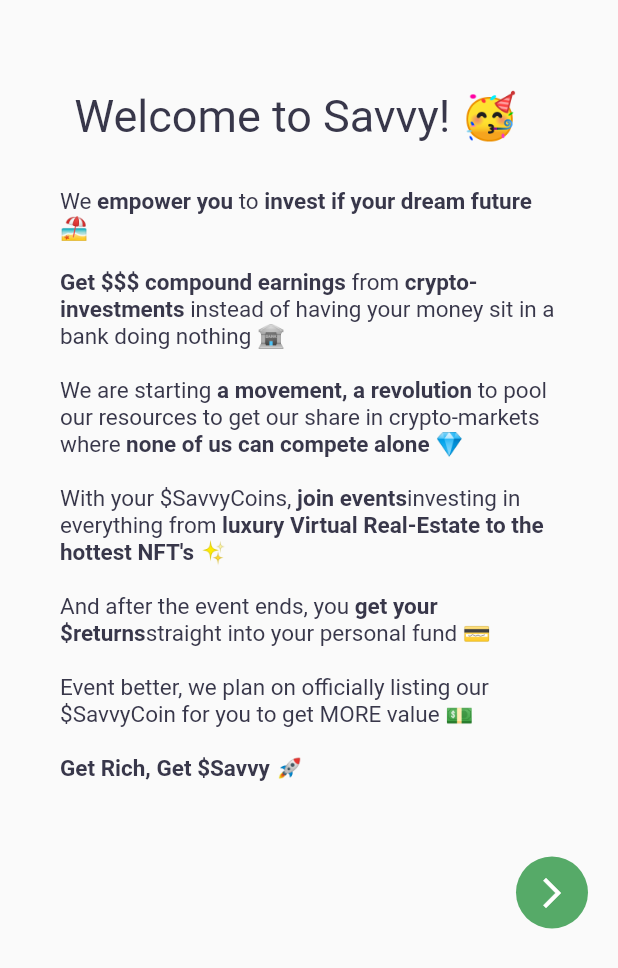
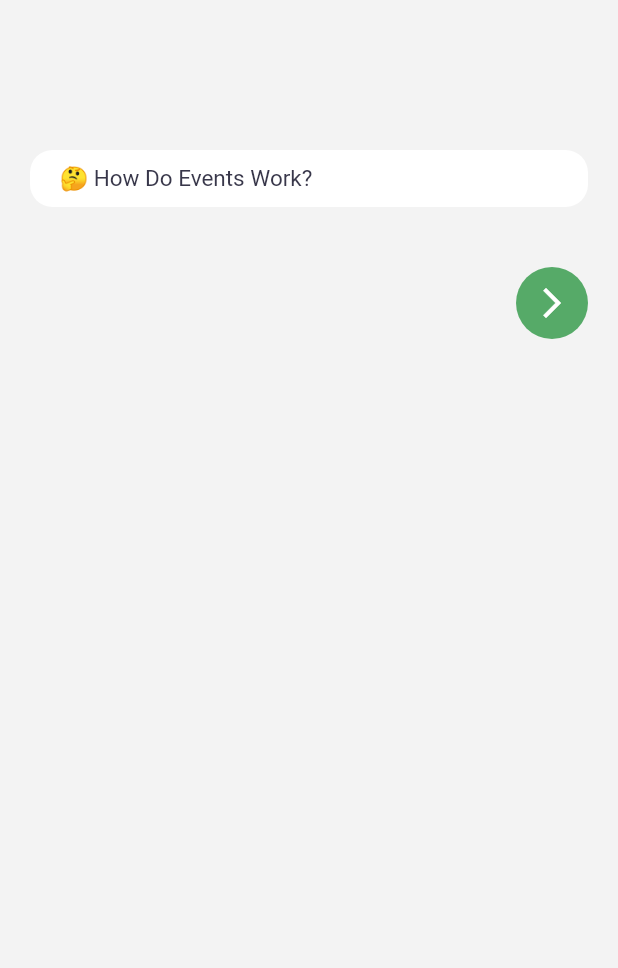
Before and after one commit to RedH11/SavvyApp, a Flutter app: the IntroScreen screen opened directly, after a tap on the "arrow forward ios" icon, on a phone screen of 412 x 824 dp. Shown: the top 968 px of the screen. Run offline on Flutter 3.47's test engine with Material 2 defaults, Android fonts, the phone set to English and light mode, and no system bars; Roboto replaces fonts that are missing (Helvetica Neue).

Commit message:
- Edited the second heading size - Started the two other screens in the intro (event description and rewards description) - Finished the intro page

```diff
--- /dev/null
+++ b/lib/screens/intro/components/event_descr_body.dart
@@ -0,0 +1,80 @@
+import 'package:cryptoapp/screens/intro/rewards_descr.dart';
+import 'package:cryptoapp/theme/constants.dart';
+import 'package:flutter/material.dart';
+
+class EventDescrBody extends StatelessWidget {
+
+  @override
+  Widget build(BuildContext context) {
+    ///
+    /// Primary Container (Background)
+    ///
+    return Container(
+        color: backgroundColor,
+        // 100$ of screen height
+        height: double.infinity,
+        // 100% of screen width
+        width: double.infinity,
+
+        // Main Column
+        child: Column(
+          children: <Widget>[
+
+            // Main Body Container
+            Padding(
+              padding: EdgeInsets.fromLTRB(sidePadding, topPadding, sidePadding, 40),
+              child: Container(
+                width: double.infinity,
+                decoration:
+                  BoxDecoration(
+                      color: Colors.white,
+                      borderRadius: BorderRadius.all(Radius.circular(containerRoundness))
+                  ),
+                child: Column(
+                  children: <Widget>[
+                    Padding(
+                      padding: EdgeInsets.symmetric(vertical: 10, horizontal: 20),
+                        child: Align(
+                          alignment: Alignment.topLeft,
+                          child:
+                            Text("🤔 How Do Events Work?", textAlign: TextAlign.left, style: Theme.of(context)
+                                .textTheme
+                                .headline2
+
+                                ///
+                              ///
+                              /// Explain how events will be posted by the Savants behind the scenes
+                              ///
+                              ///
+                              ///
+                            )
+                          )
+                        )
+                  ],
+                )
+              )
+            ),
+
+            // Next Page Button
+            Align(
+                alignment: Alignment.bottomRight, child:  Container(
+                margin: EdgeInsets.fromLTRB(0, 0, sidePadding, 0),
+                decoration:
+                  BoxDecoration(
+                    color: primaryButtonColor,
+                    shape: BoxShape.circle,
+                  ),
+                child: new IconButton(icon: new Icon(Icons.arrow_forward_ios, color: Colors.white,),
+                    onPressed: () => Navigator.push(
+                      context,
+                      MaterialPageRoute(builder: (context) => RewardsDescr()),
+                    )
+                ),
+            )
+            ),
+          ]
+        )
+
+    );
+  }
+}
--- a/lib/screens/intro/components/body.dart
+++ b/lib/screens/intro/components/intro_body.dart
@@ -1,18 +1,19 @@
 import 'package:cryptoapp/theme/constants.dart';
 import 'package:flutter/material.dart';
 
+import '../event_descr.dart';
 
-class Body extends StatelessWidget {
+
+class IntroBody extends StatelessWidget {
 
   @override
   Widget build(BuildContext context) {
+    // Defining main body text
     RichText bodyText = new RichText(
       text: new TextSpan(
-        // Note: Styles for TextSpans must be explicitly defined.
-        // Child text spans will inherit styles from parent
         style: mainBody,
         children: <TextSpan>[
-          new TextSpan(text: 'We '),
+          new TextSpan(text: 'We want to '),
           new TextSpan(text: 'empower you ', style: new TextStyle(fontWeight: FontWeight.bold)),
           new TextSpan(text: 'to '),
           new TextSpan(text: 'invest if your dream future 🏖', style: new TextStyle(fontWeight: FontWeight.bold)),
@@ -21,11 +22,11 @@ class Body extends StatelessWidget {
           new TextSpan(text: 'crypto-investments ', style: new TextStyle(fontWeight: FontWeight.bold)),
           new TextSpan(text: 'instead of having your money sit in a bank doing nothing 🏦'),
           new TextSpan(text: '\n\nWe are starting '),
-          new TextSpan(text: 'a movement, a revolution ', style: new TextStyle(fontWeight: FontWeight.bold)),
-          new TextSpan(text: 'to pool our resources to get our share in crypto-markets where '),
+          new TextSpan(text: 'a revolution ', style: new TextStyle(fontWeight: FontWeight.bold)),
+          new TextSpan(text: 'to pool our resources together and profit in crypto-markets where '),
           new TextSpan(text: 'none of us can compete alone 💎', style: new TextStyle(fontWeight: FontWeight.bold)),
           new TextSpan(text: '\n\nWith your \$SavvyCoins, '),
-          new TextSpan(text: 'join events', style: new TextStyle(fontWeight: FontWeight.bold)),
+          new TextSpan(text: 'join events ', style: new TextStyle(fontWeight: FontWeight.bold)),
           new TextSpan(text: 'investing in everything from '),
           new TextSpan(text: 'luxury Virtual Real-Estate to the hottest NFT\'s ✨', style: new TextStyle(fontWeight: FontWeight.bold)),
           new TextSpan(text: '\n\nAnd after the event ends, you '),
@@ -37,6 +38,9 @@ class Body extends StatelessWidget {
       ),
     );
 
+    ///
+    /// Main Container
+    ///
     return Container(
         // 100$ of screen height
         height: double.infinity,
@@ -44,17 +48,21 @@ class Body extends StatelessWidget {
         width: double.infinity,
 
         child: Column(
-          //crossAxisAlignment: CrossAxisAlignment.center,
 
           children: <Widget>[
+            // Title Text
             Padding(
-              padding: EdgeInsets.fromLTRB(10, 60, 20, 10),
-              child: Text("Welcome to Savvy! 🥳 ", textAlign: TextAlign.left, style: Theme.of(context)
-                  .textTheme
-                  .headline1
+              padding: EdgeInsets.fromLTRB(40, 100, 0, 10),
+              child:
+                Align(
+                    alignment: Alignment.topLeft,
+                    child: Text("Welcome! 🥳", textAlign: TextAlign.left, style: Theme.of(context)
+                        .textTheme
+                        .headline1
+                )
               ),
             ),
-            // Title Text
+
             // Body Text
             Padding(
               padding: EdgeInsets.symmetric(horizontal: 40, vertical: 20),
@@ -62,6 +70,8 @@ class Body extends StatelessWidget {
             ),
             SizedBox(height: 30),
             // Circular Next Button
+
+            // Next Screen Button
             Align(
                 alignment: Alignment.bottomRight, child:  Container(
                 margin: EdgeInsets.fromLTRB(0, 0, sidePadding, 0),
@@ -70,7 +80,13 @@ class Body extends StatelessWidget {
                     color: primaryButtonColor,
                     shape: BoxShape.circle,
                   ),
-               child: new IconButton(icon: new Icon(Icons.arrow_forward_ios, color: Colors.white,), onPressed: () => print("Next Pressed")),)
+               child: new IconButton(icon: new Icon(Icons.arrow_forward_ios, color: Colors.white,),
+                   onPressed: () => Navigator.push(
+                                         context,
+                                         MaterialPageRoute(builder: (context) => EventDescr()),
+                   )
+               ),
+            )
              ),
           ],
         )
--- /dev/null
+++ b/lib/screens/intro/components/rewards_descr_body.dart
@@ -0,0 +1,10 @@
+import 'package:cryptoapp/theme/constants.dart';
+import 'package:flutter/material.dart';
+
+class RewardsDescrBody extends StatelessWidget {
+
+  @override
+  Widget build(BuildContext context) {
+    return Container();
+  }
+}
--- /dev/null
+++ b/lib/screens/intro/event_descr.dart
@@ -0,0 +1,11 @@
+import 'package:flutter/material.dart';
+import 'package:cryptoapp/screens/intro/components/event_descr_body.dart';
+
+class EventDescr extends StatelessWidget {
+  @override
+  Widget build(BuildContext context) {
+    return Scaffold(
+      body: EventDescrBody(),
+    );
+  }
+}
--- a/lib/screens/intro/intro.dart
+++ b/lib/screens/intro/intro.dart
@@ -1,5 +1,5 @@
 import 'package:flutter/material.dart';
-import 'package:cryptoapp/screens/intro/components/body.dart';
+import 'package:cryptoapp/screens/intro/components/intro_body.dart';
 
 ///
 /// https://stackoverflow.com/questions/50751226/how-to-dynamically-resize-text-in-flutter
@@ -9,7 +9,7 @@ class IntroScreen extends StatelessWidget {
   @override
   Widget build(BuildContext context) {
     return Scaffold(
-      body: Body(),
+      body: IntroBody(),
     );
   }
 }
--- /dev/null
+++ b/lib/screens/intro/rewards_descr.dart
@@ -0,0 +1,13 @@
+import 'package:flutter/material.dart';
+import 'components/rewards_descr_body.dart';
+
+
+
+class RewardsDescr extends StatelessWidget {
+  @override
+  Widget build(BuildContext context) {
+    return Scaffold(
+      body: RewardsDescrBody(),
+    );
+  }
+}
--- a/lib/theme/constants.dart
+++ b/lib/theme/constants.dart
@@ -24,15 +24,16 @@ const primaryButtonColor = Color.fromARGB(255, 86, 170, 104);
 const mainHeading = TextStyle(fontFamily: "Helvetica Neue", fontSize: 30, fontWeight: FontWeight.normal, color: primaryTextColor);
 const mainBody = TextStyle(fontFamily: "Helvetica Neue", fontSize: 15, fontWeight: FontWeight.normal, color: primaryTextColor);
 const mainBodyBold = TextStyle(fontFamily: "Helvetica Neue", fontSize: 15, fontWeight: FontWeight.bold, color: primaryTextColor);
-const topHeading = TextStyle(fontFamily: "Helvetica Neue", fontSize: 25);
-const sectionTitle = TextStyle(fontFamily: "Helvetica Neue", fontSize: 15);
+const topHeading = TextStyle(fontFamily: "Helvetica Neue", fontSize: 25, color: primaryTextColor);
+const sectionTitle = TextStyle(fontFamily: "Helvetica Neue", fontSize: 15, color: primaryTextColor);
+const sectionTitleBold = TextStyle(fontFamily: "Helvetica Neue", fontSize: 15, fontWeight: FontWeight.bold, color: primaryTextColor);
 
 /* SPACING */
 const double sidePadding = 20;
-const double topPadding = 30; // From containers to the top of the page
+const double topPadding = 100; // From containers to the top of the page
 const double betweenContainers = 10;
 
 /* DIMENSIONS */
 const buttonHeight = 60;
-const containerRoundness = 15;
-const buttonRoundness = 15;
+const containerRoundness = 15.0;
+const buttonRoundness = 15.0;
```
